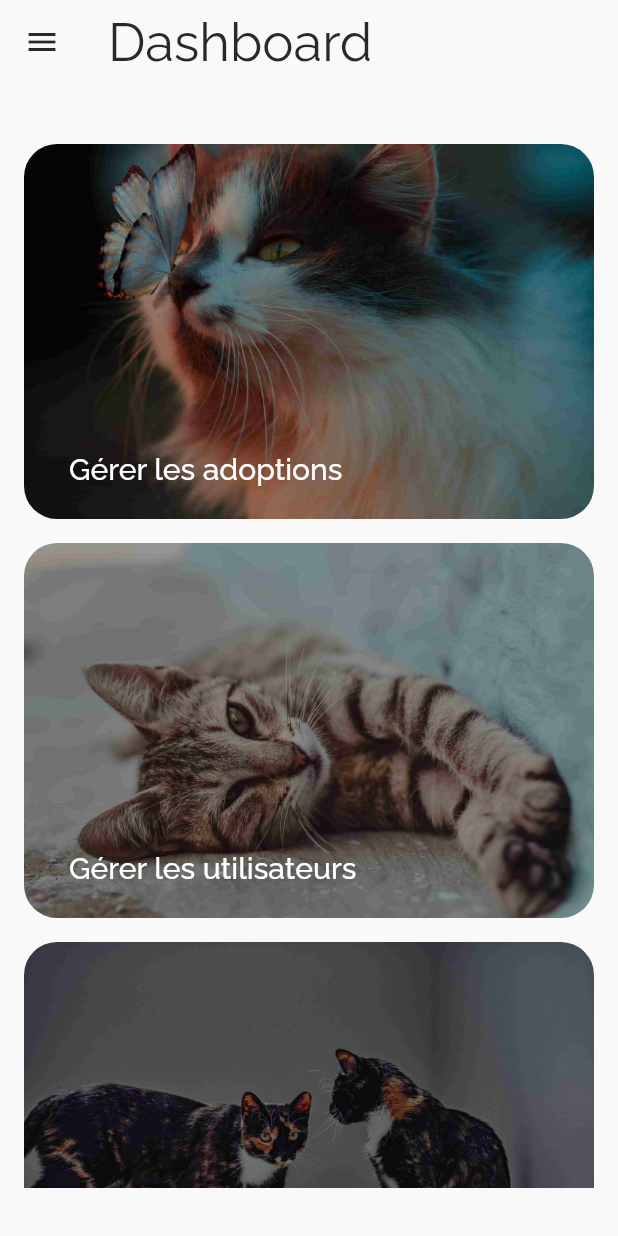
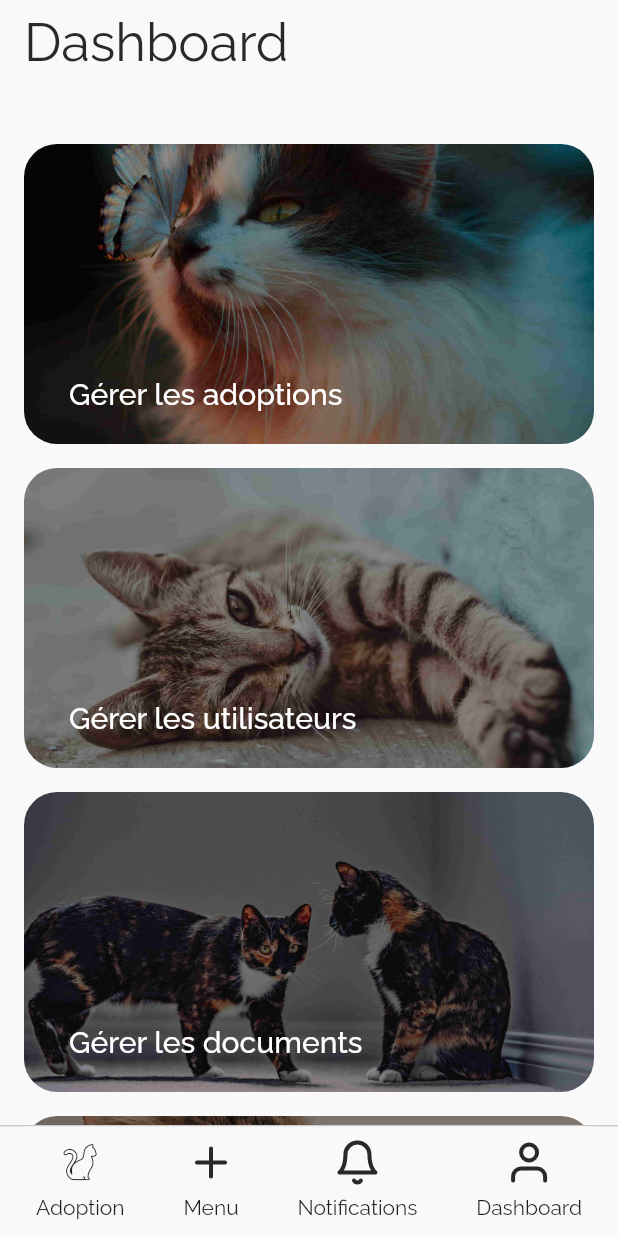
Before and after one commit to Feldrise/Adopte-un-Matou-App, a Flutter app: the AdminMainPage widget shown alone on an empty page, opened directly, on a phone screen of 412 x 824 dp. Run offline on Flutter 3.47's test engine with Material 2 defaults, Android fonts, the phone set to English and light mode, and no system bars; our stand-ins replace flutter_feather_icons, google_fonts, shared_preferences; accounts and stored records are empty.

Commit message:
✨ Add bottom bar

```diff
--- a/lib/src/pages/administration/admin_main_page/admin_main_page.dart
+++ b/lib/src/pages/administration/admin_main_page/admin_main_page.dart
@@ -1,5 +1,6 @@
 import 'package:adopte_un_matou/models/page_item.dart';
 import 'package:adopte_un_matou/presentation/a_u_m_icons_icons.dart';
+import 'package:adopte_un_matou/src/pages/administration/admin_main_page/widgets/admin_bottom_bar.dart';
 import 'package:adopte_un_matou/src/pages/administration/adopted_cats_page/adopted_cats_page.dart';
 import 'package:adopte_un_matou/src/pages/administration/adoption_management_page/adoption_management_page.dart';
 import 'package:adopte_un_matou/src/pages/administration/applications_page/applications_page.dart';
@@ -17,6 +18,7 @@ class AdminMainPage extends StatelessWidget {
   AdminMainPage({Key? key}) : super(key: key);
 
   final GlobalKey<MainPageState> mainPageKey = GlobalKey<MainPageState>();
+  final GlobalKey<ScaffoldState> drawerKey = GlobalKey<ScaffoldState>();
 
   @override
   Widget build(BuildContext context) {
@@ -76,7 +78,15 @@ class AdminMainPage extends StatelessWidget {
     return MainPage(
       key: mainPageKey,
       pageItems: pageItems.values.toList(),
-      pages: pages
+      pages: pages,
+      drawerKey: drawerKey,
+      bottomBar: AdminBottomBar(
+        pageItems: pageItems,
+        drawerKey: drawerKey,
+        onPageChanged: (pageItem) {
+          mainPageKey.currentState!.selectPage(pageItem);
+        },
+      ),
     );
   }
 }
--- /dev/null
+++ b/lib/src/pages/administration/admin_main_page/widgets/admin_bottom_bar.dart
@@ -0,0 +1,98 @@
+import 'package:adopte_un_matou/models/page_item.dart';
+import 'package:adopte_un_matou/presentation/a_u_m_icons_icons.dart';
+import 'package:adopte_un_matou/src/pages/administration/admin_main_page/admin_main_page.dart';
+import 'package:adopte_un_matou/src/utils/colors.dart';
+import 'package:flutter/material.dart';
+import 'package:flutter_feather_icons/flutter_feather_icons.dart';
+
+class AdminBottomBar extends StatelessWidget {
+  const AdminBottomBar({
+    Key? key,
+    required this.drawerKey,
+    required this.pageItems,
+    required this.onPageChanged
+  }) : super(key: key);
+
+  final GlobalKey<ScaffoldState> drawerKey;
+  final Map<AdminPages, PageItem> pageItems;
+  final Function(PageItem) onPageChanged;
+
+  @override
+  Widget build(BuildContext context) {
+    return Container(
+      height: 74,
+      padding: const EdgeInsets.symmetric(horizontal: 16),
+      decoration: const BoxDecoration(
+        border: Border(
+          top: BorderSide(
+            width: 1,
+            color: Color(0xffcbcbcb)
+          )
+        )
+      ),
+      child: Center(
+        child: BottomAppBar(
+          elevation: 0,
+          color: colorScaffold,
+          child: Row(
+            mainAxisAlignment: MainAxisAlignment.spaceBetween,
+            children: [
+              _buildItem(
+                context,
+                title: "Adoption",
+                icon: AUMIcons.cat,
+                action: () => onPageChanged(pageItems[AdminPages.adoption]!)
+              ),
+              _buildItem(
+                context,
+                title: "Menu",
+                icon: FeatherIcons.plus,
+                action: () => drawerKey.currentState!.openDrawer()
+              ),
+              _buildItem(
+                context,
+                title: "Notifications",
+                icon: FeatherIcons.bell,
+                action: () {}
+              ),
+              _buildItem(
+                context,
+                title: "Dashboard",
+                icon: FeatherIcons.user,
+                action: () => onPageChanged(pageItems[AdminPages.dashboard]!)
+              ),
+            ],
+          ),
+        ),
+      ),
+    );
+  }
+
+  Widget _buildItem(BuildContext context, {required String title, required IconData icon, required Function() action}) {
+    return Padding(
+      padding: const EdgeInsets.all(8.0),
+      child: Column(
+        crossAxisAlignment: CrossAxisAlignment.center,
+        children: [
+          IconButton(
+            padding: EdgeInsets.zero,
+            constraints: const BoxConstraints(),
+            iconSize: 32,
+            icon: Icon(
+              icon,
+              color: colorBlack,
+            ),
+            onPressed: action
+          ),
+          const SizedBox(
+            height: 6,
+          ),
+          Text(
+            title,
+            textAlign: TextAlign.center,
+          )
+        ]
+      ),
+    );
+  }
+}
--- a/lib/src/pages/dashboard_page/dashboard_page.dart
+++ b/lib/src/pages/dashboard_page/dashboard_page.dart
@@ -19,16 +19,18 @@ class DashboardPage extends StatelessWidget {
 
   @override
   Widget build(BuildContext context) {
+    final double horizontalPadding = ScreenUtils.instance.horizontalPadding;
     return Scaffold(
       body: Padding(
-        padding: EdgeInsets.symmetric(vertical: 32, horizontal: ScreenUtils.instance.horizontalPadding),
+        padding: EdgeInsets.only(top: 32, left: horizontalPadding, right: horizontalPadding),
         child: GridView(
           gridDelegate: const SliverGridDelegateWithMaxCrossAxisExtent(
             maxCrossAxisExtent: 500,
             crossAxisSpacing: 16,
-            mainAxisExtent: 250,
+            mainAxisExtent: 200,
             mainAxisSpacing: 16
           ),
+          shrinkWrap: true,
           children: [
             DashboardCard(
               text: "Gérer les adoptions",
@@ -68,6 +70,7 @@ class DashboardPage extends StatelessWidget {
                 Provider.of<UserStore>(context, listen: false).logout();
               },
             ),
+            // const SizedBox(height: 32,)
           ],
         ),
       ),
--- a/lib/src/pages/main_page/main_page.dart
+++ b/lib/src/pages/main_page/main_page.dart
@@ -8,11 +8,16 @@ class MainPage extends StatefulWidget {
   const MainPage({
     Key? key,
     required this.pageItems,
-    required this.pages
+    required this.pages,
+    required this.bottomBar,
+    required this.drawerKey,
   }) : assert(pageItems.length == pages.length, "You don't have the same pageItems number than the pages number"), super(key: key);
 
   final List<PageItem> pageItems;
   final List<Widget> pages;
+
+  final Widget bottomBar;
+  final GlobalKey<ScaffoldState> drawerKey;
 
   @override
   MainPageState createState() => MainPageState();
@@ -34,7 +39,9 @@ class MainPageState extends State<MainPage> {
         builder: (context, constraints) {
           const double withForShowedDrawer = 732;
 
-          return Row(
+          return Scaffold(
+            key: widget.drawerKey,
+            body: Row(
               children: [
                 if (constraints.maxWidth > withForShowedDrawer)
                   AnimatedContainer(
@@ -49,6 +56,10 @@ class MainPageState extends State<MainPage> {
                     ),
                   ),
 
+                Expanded(
+                  child: Column(
+                    mainAxisSize: MainAxisSize.min,
+                    children: [
                       Expanded(
                         child: ClipRect(
                           child: Navigator(
@@ -65,14 +76,6 @@ class MainPageState extends State<MainPage> {
                                     });
                                   },
                                 ),
-                        drawer: (constraints.maxWidth <= withForShowedDrawer)
-                        ? MenuDrawer(
-                          pageItems: widget.pageItems,
-                          currentPageIndex: _currentIndex,
-                          onSelectedPage: selectPage,
-                          shouldPop: true,
-                        )
-                        : null,
                                 body: Stack(
                                   children: [
                                     for (final pageItem in widget.pageItems)
@@ -85,6 +88,20 @@ class MainPageState extends State<MainPage> {
                         ),
                       ),
                     ],
+                  ),
+                ),
+              ],
+            ),
+            drawer: (constraints.maxWidth <= withForShowedDrawer)
+            ? MenuDrawer(
+              pageItems: widget.pageItems,
+              currentPageIndex: _currentIndex,
+              onSelectedPage: selectPage,
+              shouldPop: true,
+            )
+            : null,
+            bottomNavigationBar: (constraints.maxWidth <= withForShowedDrawer) ?
+              widget.bottomBar : null
           );
         },
       ),
```
Also changed, not shown: lib/src/shared/widgets/general/am_bottom_bar.dart (deleted, +0 -40 lines). Lines whose indentation alone changed are shown as unchanged.
